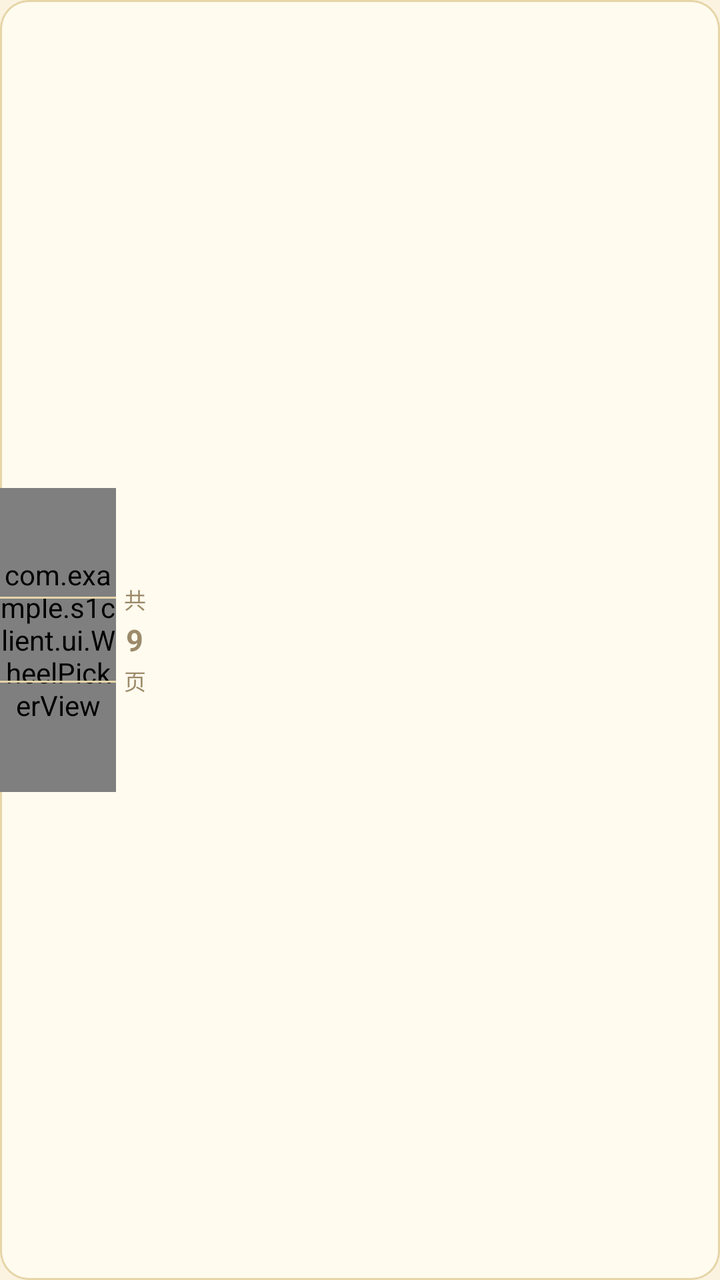
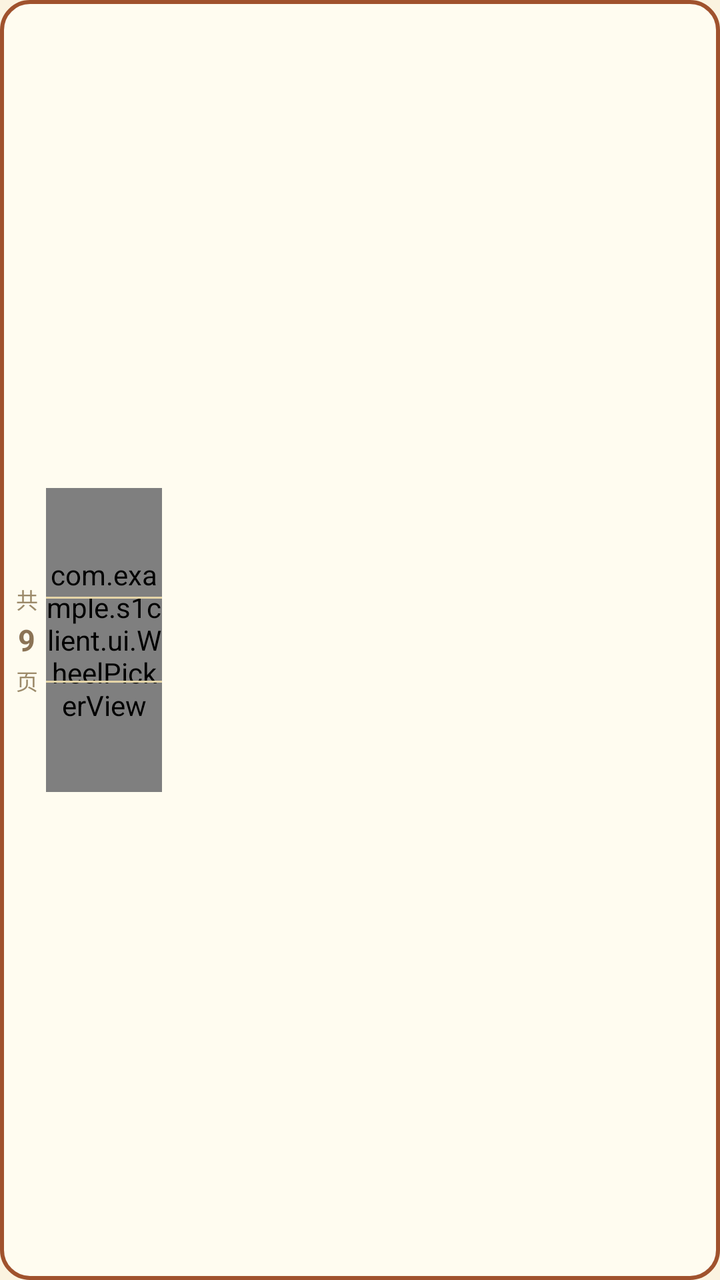

Screens rendered from an Android XML layout before and after an edit, with the pre-edit source and the edit as a unified diff.
<!-- AndroidManifest.xml: application theme Theme.S1Client -->
<!-- res/layout/view_edge_page_bar.xml -->
<?xml version="1.0" encoding="utf-8"?>
<LinearLayout xmlns:android="http://schemas.android.com/apk/res/android"
    android:layout_width="wrap_content"
    android:layout_height="wrap_content"
    android:orientation="horizontal"
    android:gravity="center_vertical"
    android:background="@drawable/bg_edge_pill">

    
    <FrameLayout
        android:layout_width="58dp"
        android:layout_height="152dp">

        <com.example.s1client.ui.WheelPickerView
            android:id="@+id/edgeWheel"
            android:layout_width="match_parent"
            android:layout_height="match_parent" />

        
        <View
            android:layout_width="match_parent"
            android:layout_height="1dp"
            android:layout_gravity="center"
            android:layout_marginBottom="21dp"
            android:background="?attr/s1BorderCard" />

        <View
            android:layout_width="match_parent"
            android:layout_height="1dp"
            android:layout_gravity="center"
            android:layout_marginTop="21dp"
            android:background="?attr/s1BorderCard" />
    </FrameLayout>

    
    <LinearLayout
        android:layout_width="wrap_content"
        android:layout_height="wrap_content"
        android:orientation="vertical"
        android:gravity="center_horizontal"
        android:layout_marginStart="4dp"
        android:layout_marginEnd="8dp">

        <TextView
            android:layout_width="wrap_content"
            android:layout_height="wrap_content"
            android:text="共"
            android:textSize="11sp"
            android:textColor="?attr/s1TextTertiary" />

        <TextView
            android:id="@+id/tvEdgeTotal"
            android:layout_width="wrap_content"
            android:layout_height="wrap_content"
            android:layout_marginTop="2dp"
            android:layout_marginBottom="2dp"
            android:text="9"
            android:textSize="15sp"
            android:textStyle="bold"
            android:textColor="?attr/s1TextTertiary" />

        <TextView
            android:layout_width="wrap_content"
            android:layout_height="wrap_content"
            android:text="页"
            android:textSize="11sp"
            android:textColor="?attr/s1TextTertiary" />
    </LinearLayout>
</LinearLayout>
<!-- resources referenced by this layout -->
<resources>
  <!-- drawable bg_edge_pill (drawable) -->
  <?xml version="1.0" encoding="utf-8"?>
  <shape xmlns:android="http://schemas.android.com/apk/res/android" android:shape="rectangle">
      <solid android:color="?attr/s1GlassSheetBg" />
      <stroke android:width="1dp" android:color="?attr/s1BorderCard" />
      <corners android:radius="14dp" />
  </shape>
  <style name="Theme.S1Client" parent="Theme.S1Client.Light" />
  <style name="Theme.S1Client.Base.Light" parent="Theme.S1Client.Palette.Light">
          <item name="android:windowBackground">@color/light_bg_page</item>
          <item name="android:statusBarColor">@android:color/transparent</item>
          <item name="android:navigationBarColor">@android:color/transparent</item>
          <item name="android:windowAnimationStyle">@style/S1WindowAnimation</item>
          
          <item name="android:windowSplashScreenBackground">@color/splash_bg</item>
          <item name="android:windowSplashScreenAnimatedIcon">@drawable/splash_icon</item>
      </style>
  <color name="light_bg_page">#FBF3E0</color>
  <color name="light_bg_card">#FFFCF0</color>
  <color name="light_bg_card_light">#FFFBF0</color>
  <color name="light_bg_topbar">#C9B896</color>
  <color name="light_bg_tabbar">#EFE0B8</color>
  <color name="light_border_card">#E5D5A8</color>
  <color name="light_border_light">#EDE0BE</color>
  <color name="light_text_title">#5C2E0E</color>
  <color name="light_text_body">#3A3A3A</color>
  <color name="light_text_secondary">#8B7355</color>
  <color name="light_text_tertiary">#9C8A6A</color>
  <color name="light_text_topbar">#3A2410</color>
  <color name="text_on_accent">#FFF8DC</color>
  <color name="light_accent">#A0522D</color>
  <color name="light_divider">#EFE0B8</color>
  <color name="light_avatar_placeholder">#A0522D</color>
  <color name="light_quote_bg">#F2EBD8</color>
  <color name="light_quote_bar">#A0522D</color>
  <color name="light_quote_text">#8A7A60</color>
  <color name="light_quote_border">#D8C8A0</color>
  <color name="light_tag_bg">#E8D9B5</color>
  <color name="light_tag_text">#7A5A2E</color>
  <color name="light_glass_bar_bg">#E6C9B896</color>
  <color name="light_glass_bar_line">#59FFFFFF</color>
  <color name="light_glass_sheet_bg">#F2FFFCF0</color>
  <color name="light_glass_sheet_line">#59FFFFFF</color>
  <color name="light_menu_sheet_bg">#CCFFFFFF</color>
  <style name="S1WindowAnimation">
          <item name="android:activityOpenEnterAnimation">@anim/s1_slide_in_right</item>
          <item name="android:activityOpenExitAnimation">@anim/s1_slide_out_left</item>
          <item name="android:activityCloseEnterAnimation">@anim/s1_slide_in_left</item>
          <item name="android:activityCloseExitAnimation">@anim/s1_slide_out_right</item>
          <item name="android:taskOpenEnterAnimation">@anim/s1_slide_in_right</item>
          <item name="android:taskOpenExitAnimation">@anim/s1_slide_out_left</item>
          <item name="android:taskCloseEnterAnimation">@anim/s1_slide_in_left</item>
          <item name="android:taskCloseExitAnimation">@anim/s1_slide_out_right</item>
      </style>
  <color name="splash_bg">#492632</color>
  <!-- unchanged entries left out for length: 3 -->
</resources>

<!-- the commit's change to res/layout/view_edge_page_bar.xml (unified diff, before → after) -->
@@ -5,6 +5,41 @@
     android:orientation="horizontal"
     android:gravity="center_vertical"
     android:background="@drawable/bg_edge_pill">
+
+    
+    <LinearLayout
+        android:layout_width="wrap_content"
+        android:layout_height="wrap_content"
+        android:orientation="vertical"
+        android:gravity="center_horizontal"
+        android:layout_marginStart="8dp"
+        android:layout_marginEnd="4dp">
+
+        <TextView
+            android:layout_width="wrap_content"
+            android:layout_height="wrap_content"
+            android:text="共"
+            android:textSize="11sp"
+            android:textColor="?attr/s1TextTertiary" />
+
+        <TextView
+            android:id="@+id/tvEdgeTotal"
+            android:layout_width="wrap_content"
+            android:layout_height="wrap_content"
+            android:layout_marginTop="2dp"
+            android:layout_marginBottom="2dp"
+            android:text="9"
+            android:textSize="15sp"
+            android:textStyle="bold"
+            android:textColor="?attr/s1TextSecondary" />
+
+        <TextView
+            android:layout_width="wrap_content"
+            android:layout_height="wrap_content"
+            android:text="页"
+            android:textSize="11sp"
+            android:textColor="?attr/s1TextTertiary" />
+    </LinearLayout>
 
     
     <FrameLayout
@@ -33,37 +68,7 @@
     </FrameLayout>
 
     
-    <LinearLayout
-        android:layout_width="wrap_content"
-        android:layout_height="wrap_content"
-        android:orientation="vertical"
-        android:gravity="center_horizontal"
-        android:layout_marginStart="4dp"
-        android:layout_marginEnd="8dp">
-
-        <TextView
-            android:layout_width="wrap_content"
-            android:layout_height="wrap_content"
-            android:text="共"
-            android:textSize="11sp"
-            android:textColor="?attr/s1TextTertiary" />
-
-        <TextView
-            android:id="@+id/tvEdgeTotal"
-            android:layout_width="wrap_content"
-            android:layout_height="wrap_content"
-            android:layout_marginTop="2dp"
-            android:layout_marginBottom="2dp"
-            android:text="9"
-            android:textSize="15sp"
-            android:textStyle="bold"
-            android:textColor="?attr/s1TextTertiary" />
-
-        <TextView
-            android:layout_width="wrap_content"
-            android:layout_height="wrap_content"
-            android:text="页"
-            android:textSize="11sp"
-            android:textColor="?attr/s1TextTertiary" />
-    </LinearLayout>
+    <View
+        android:layout_width="10dp"
+        android:layout_height="1dp" />
 </LinearLayout>
<!-- resource entries referenced after the edit -->
@@ -3,8 +3,8 @@
   <!-- drawable bg_edge_pill (drawable) -->
   <?xml version="1.0" encoding="utf-8"?>
   <shape xmlns:android="http://schemas.android.com/apk/res/android" android:shape="rectangle">
-      <solid android:color="?attr/s1GlassSheetBg" />
-      <stroke android:width="1dp" android:color="?attr/s1BorderCard" />
+      <solid android:color="?attr/s1BgCard" />
+      <stroke android:width="2dp" android:color="?attr/s1Accent" />
       <corners android:radius="14dp" />
   </shape>
   <style name="Theme.S1Client" parent="Theme.S1Client.Light" />
